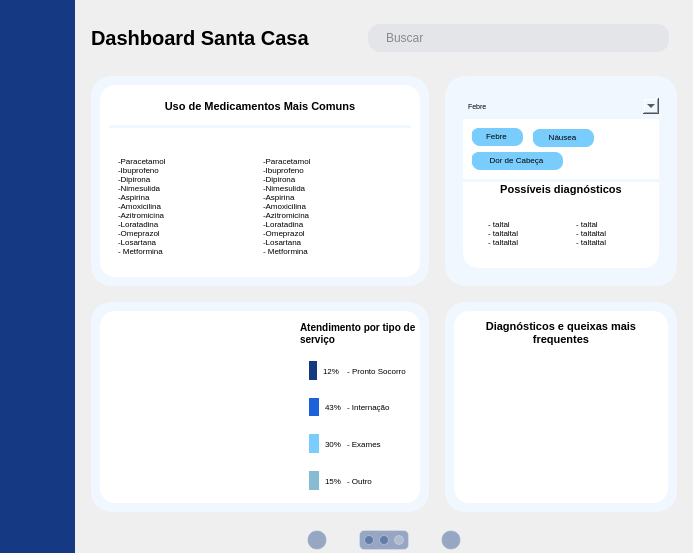
Old version of the form front/src/dashboard.ui in the repository rodrigomin/Dashboard_PI_1SEM.
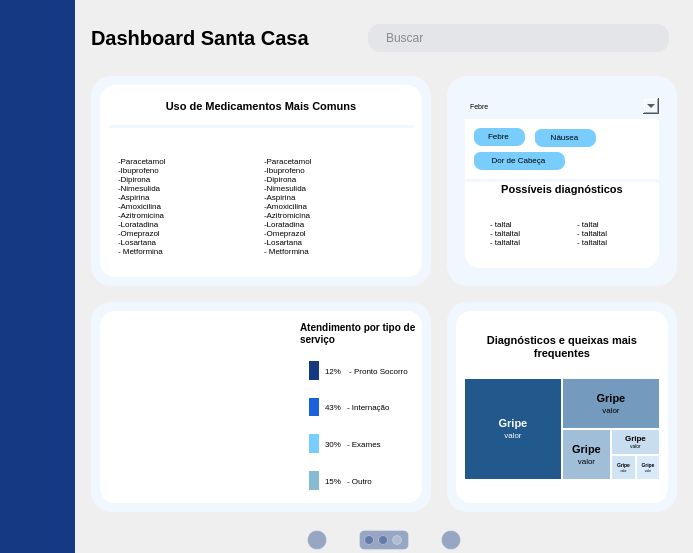
New version of the form. The open tabs and pages were chosen to show the change. Icons and pictures are not drawn. Custom widgets are drawn as their Qt base class.

Diff of the .ui file:
```diff
--- a/front/src/dashboard.ui
+++ b/front/src/dashboard.ui
@@ -10,6 +10,12 @@
     <height>553</height>
    </rect>
   </property>
+  <property name="sizePolicy">
+   <sizepolicy hsizetype="Preferred" vsizetype="Maximum">
+    <horstretch>0</horstretch>
+    <verstretch>0</verstretch>
+   </sizepolicy>
+  </property>
   <property name="windowTitle">
    <string>MainWindow</string>
   </property>
@@ -170,7 +176,658 @@
                        </widget>
                       </item>
                       <item>
-                       <widget class="QWidget" name="imagem" native="true"/>
+                       <widget class="QWidget" name="Nuvem" native="true">
+                        <property name="maximumSize">
+                         <size>
+                          <width>16777215</width>
+                          <height>100</height>
+                         </size>
+                        </property>
+                        <property name="styleSheet">
+                         <string notr="true"/>
+                        </property>
+                        <layout class="QHBoxLayout" name="horizontalLayout_17">
+                         <property name="spacing">
+                          <number>2</number>
+                         </property>
+                         <property name="leftMargin">
+                          <number>0</number>
+                         </property>
+                         <property name="topMargin">
+                          <number>0</number>
+                         </property>
+                         <property name="rightMargin">
+                          <number>0</number>
+                         </property>
+                         <property name="bottomMargin">
+                          <number>0</number>
+                         </property>
+                         <item>
+                          <widget class="QWidget" name="square1st" native="true">
+                           <property name="sizePolicy">
+                            <sizepolicy hsizetype="Preferred" vsizetype="Preferred">
+                             <horstretch>0</horstretch>
+                             <verstretch>0</verstretch>
+                            </sizepolicy>
+                           </property>
+                           <property name="styleSheet">
+                            <string notr="true">background-color: #21598C; border-radius: 0;</string>
+                           </property>
+                           <layout class="QVBoxLayout" name="verticalLayout_44">
+                            <property name="spacing">
+                             <number>0</number>
+                            </property>
+                            <property name="leftMargin">
+                             <number>0</number>
+                            </property>
+                            <property name="topMargin">
+                             <number>0</number>
+                            </property>
+                            <property name="rightMargin">
+                             <number>0</number>
+                            </property>
+                            <property name="bottomMargin">
+                             <number>0</number>
+                            </property>
+                            <item>
+                             <widget class="QWidget" name="widget_5" native="true">
+                              <property name="sizePolicy">
+                               <sizepolicy hsizetype="Preferred" vsizetype="Maximum">
+                                <horstretch>0</horstretch>
+                                <verstretch>0</verstretch>
+                               </sizepolicy>
+                              </property>
+                              <layout class="QVBoxLayout" name="verticalLayout_59">
+                               <property name="spacing">
+                                <number>0</number>
+                               </property>
+                               <property name="leftMargin">
+                                <number>0</number>
+                               </property>
+                               <property name="topMargin">
+                                <number>0</number>
+                               </property>
+                               <property name="rightMargin">
+                                <number>0</number>
+                               </property>
+                               <property name="bottomMargin">
+                                <number>0</number>
+                               </property>
+                               <item>
+                                <widget class="QLabel" name="label1stSqr">
+                                 <property name="font">
+                                  <font>
+                                   <pointsize>8</pointsize>
+                                   <weight>75</weight>
+                                   <bold>true</bold>
+                                  </font>
+                                 </property>
+                                 <property name="styleSheet">
+                                  <string notr="true">color: white;</string>
+                                 </property>
+                                 <property name="text">
+                                  <string>Gripe</string>
+                                 </property>
+                                 <property name="alignment">
+                                  <set>Qt::AlignCenter</set>
+                                 </property>
+                                </widget>
+                               </item>
+                               <item>
+                                <widget class="QLabel" name="value1stSqr">
+                                 <property name="font">
+                                  <font>
+                                   <pointsize>6</pointsize>
+                                  </font>
+                                 </property>
+                                 <property name="styleSheet">
+                                  <string notr="true">color: white;</string>
+                                 </property>
+                                 <property name="text">
+                                  <string>valor</string>
+                                 </property>
+                                 <property name="alignment">
+                                  <set>Qt::AlignCenter</set>
+                                 </property>
+                                </widget>
+                               </item>
+                              </layout>
+                             </widget>
+                            </item>
+                           </layout>
+                          </widget>
+                         </item>
+                         <item>
+                          <widget class="QWidget" name="widget2nd" native="true">
+                           <layout class="QVBoxLayout" name="verticalLayout_36">
+                            <property name="spacing">
+                             <number>2</number>
+                            </property>
+                            <property name="leftMargin">
+                             <number>0</number>
+                            </property>
+                            <property name="topMargin">
+                             <number>0</number>
+                            </property>
+                            <property name="rightMargin">
+                             <number>0</number>
+                            </property>
+                            <property name="bottomMargin">
+                             <number>0</number>
+                            </property>
+                            <item>
+                             <widget class="QWidget" name="square2st" native="true">
+                              <property name="styleSheet">
+                               <string notr="true">background-color: #749BBE; border-radius: 0;</string>
+                              </property>
+                              <layout class="QVBoxLayout" name="verticalLayout_61">
+                               <property name="spacing">
+                                <number>2</number>
+                               </property>
+                               <property name="leftMargin">
+                                <number>0</number>
+                               </property>
+                               <property name="topMargin">
+                                <number>0</number>
+                               </property>
+                               <property name="rightMargin">
+                                <number>0</number>
+                               </property>
+                               <property name="bottomMargin">
+                                <number>0</number>
+                               </property>
+                               <item>
+                                <widget class="QWidget" name="widget_6" native="true">
+                                 <property name="sizePolicy">
+                                  <sizepolicy hsizetype="Preferred" vsizetype="Maximum">
+                                   <horstretch>0</horstretch>
+                                   <verstretch>0</verstretch>
+                                  </sizepolicy>
+                                 </property>
+                                 <layout class="QVBoxLayout" name="verticalLayout_60">
+                                  <property name="spacing">
+                                   <number>0</number>
+                                  </property>
+                                  <property name="leftMargin">
+                                   <number>0</number>
+                                  </property>
+                                  <property name="topMargin">
+                                   <number>0</number>
+                                  </property>
+                                  <property name="rightMargin">
+                                   <number>0</number>
+                                  </property>
+                                  <property name="bottomMargin">
+                                   <number>0</number>
+                                  </property>
+                                  <item>
+                                   <widget class="QLabel" name="label2ndSqr">
+                                    <property name="font">
+                                     <font>
+                                      <pointsize>8</pointsize>
+                                      <weight>75</weight>
+                                      <bold>true</bold>
+                                     </font>
+                                    </property>
+                                    <property name="styleSheet">
+                                     <string notr="true">color: black;</string>
+                                    </property>
+                                    <property name="text">
+                                     <string>Gripe</string>
+                                    </property>
+                                    <property name="alignment">
+                                     <set>Qt::AlignCenter</set>
+                                    </property>
+                                   </widget>
+                                  </item>
+                                  <item>
+                                   <widget class="QLabel" name="value2ndSqr">
+                                    <property name="font">
+                                     <font>
+                                      <pointsize>6</pointsize>
+                                     </font>
+                                    </property>
+                                    <property name="styleSheet">
+                                     <string notr="true">color: black;</string>
+                                    </property>
+                                    <property name="text">
+                                     <string>valor</string>
+                                    </property>
+                                    <property name="alignment">
+                                     <set>Qt::AlignCenter</set>
+                                    </property>
+                                   </widget>
+                                  </item>
+                                 </layout>
+                                </widget>
+                               </item>
+                              </layout>
+                             </widget>
+                            </item>
+                            <item>
+                             <widget class="QWidget" name="widget3rd" native="true">
+                              <layout class="QHBoxLayout" name="horizontalLayout_53">
+                               <property name="spacing">
+                                <number>2</number>
+                               </property>
+                               <property name="leftMargin">
+                                <number>0</number>
+                               </property>
+                               <property name="topMargin">
+                                <number>0</number>
+                               </property>
+                               <property name="rightMargin">
+                                <number>0</number>
+                               </property>
+                               <property name="bottomMargin">
+                                <number>0</number>
+                               </property>
+                               <item>
+                                <widget class="QWidget" name="square3rd" native="true">
+                                 <property name="styleSheet">
+                                  <string notr="true">background-color: #A1BED9; border-radius: 0;</string>
+                                 </property>
+                                 <layout class="QVBoxLayout" name="verticalLayout_64">
+                                  <property name="spacing">
+                                   <number>0</number>
+                                  </property>
+                                  <property name="leftMargin">
+                                   <number>0</number>
+                                  </property>
+                                  <property name="topMargin">
+                                   <number>0</number>
+                                  </property>
+                                  <property name="rightMargin">
+                                   <number>0</number>
+                                  </property>
+                                  <property name="bottomMargin">
+                                   <number>0</number>
+                                  </property>
+                                  <item>
+                                   <widget class="QWidget" name="widget_45" native="true">
+                                    <property name="sizePolicy">
+                                     <sizepolicy hsizetype="Preferred" vsizetype="Maximum">
+                                      <horstretch>0</horstretch>
+                                      <verstretch>0</verstretch>
+                                     </sizepolicy>
+                                    </property>
+                                    <layout class="QVBoxLayout" name="verticalLayout_63">
+                                     <property name="spacing">
+                                      <number>0</number>
+                                     </property>
+                                     <property name="leftMargin">
+                                      <number>0</number>
+                                     </property>
+                                     <property name="topMargin">
+                                      <number>0</number>
+                                     </property>
+                                     <property name="rightMargin">
+                                      <number>0</number>
+                                     </property>
+                                     <property name="bottomMargin">
+                                      <number>0</number>
+                                     </property>
+                                     <item>
+                                      <widget class="QLabel" name="label3rdSqr">
+                                       <property name="font">
+                                        <font>
+                                         <pointsize>8</pointsize>
+                                         <weight>75</weight>
+                                         <bold>true</bold>
+                                        </font>
+                                       </property>
+                                       <property name="styleSheet">
+                                        <string notr="true">color: black;</string>
+                                       </property>
+                                       <property name="text">
+                                        <string>Gripe</string>
+                                       </property>
+                                       <property name="alignment">
+                                        <set>Qt::AlignCenter</set>
+                                       </property>
+                                      </widget>
+                                     </item>
+                                     <item>
+                                      <widget class="QLabel" name="value3rdSqr">
+                                       <property name="font">
+                                        <font>
+                                         <pointsize>6</pointsize>
+                                        </font>
+                                       </property>
+                                       <property name="styleSheet">
+                                        <string notr="true">color: black;</string>
+                                       </property>
+                                       <property name="text">
+                                        <string>valor</string>
+                                       </property>
+                                       <property name="alignment">
+                                        <set>Qt::AlignCenter</set>
+                                       </property>
+                                      </widget>
+                                     </item>
+                                    </layout>
+                                   </widget>
+                                  </item>
+                                 </layout>
+                                </widget>
+                               </item>
+                               <item>
+                                <widget class="QWidget" name="widget4rth" native="true">
+                                 <layout class="QVBoxLayout" name="verticalLayout_43">
+                                  <property name="spacing">
+                                   <number>2</number>
+                                  </property>
+                                  <property name="leftMargin">
+                                   <number>0</number>
+                                  </property>
+                                  <property name="topMargin">
+                                   <number>0</number>
+                                  </property>
+                                  <property name="rightMargin">
+                                   <number>0</number>
+                                  </property>
+                                  <property name="bottomMargin">
+                                   <number>0</number>
+                                  </property>
+                                  <item>
+                                   <widget class="QWidget" name="square4th" native="true">
+                                    <property name="styleSheet">
+                                     <string notr="true">background-color: #C8DDF0; border-radius: 0;</string>
+                                    </property>
+                                    <layout class="QVBoxLayout" name="verticalLayout_65">
+                                     <property name="spacing">
+                                      <number>0</number>
+                                     </property>
+                                     <property name="leftMargin">
+                                      <number>0</number>
+                                     </property>
+                                     <property name="topMargin">
+                                      <number>0</number>
+                                     </property>
+                                     <property name="rightMargin">
+                                      <number>0</number>
+                                     </property>
+                                     <property name="bottomMargin">
+                                      <number>0</number>
+                                     </property>
+                                     <item>
+                                      <widget class="QWidget" name="widget_10" native="true">
+                                       <property name="sizePolicy">
+                                        <sizepolicy hsizetype="Preferred" vsizetype="Maximum">
+                                         <horstretch>0</horstretch>
+                                         <verstretch>0</verstretch>
+                                        </sizepolicy>
+                                       </property>
+                                       <layout class="QVBoxLayout" name="verticalLayout_62">
+                                        <property name="spacing">
+                                         <number>0</number>
+                                        </property>
+                                        <property name="leftMargin">
+                                         <number>0</number>
+                                        </property>
+                                        <property name="topMargin">
+                                         <number>0</number>
+                                        </property>
+                                        <property name="rightMargin">
+                                         <number>0</number>
+                                        </property>
+                                        <property name="bottomMargin">
+                                         <number>0</number>
+                                        </property>
+                                        <item>
+                                         <widget class="QLabel" name="label4thSqr">
+                                          <property name="font">
+                                           <font>
+                                            <pointsize>6</pointsize>
+                                            <weight>75</weight>
+                                            <bold>true</bold>
+                                           </font>
+                                          </property>
+                                          <property name="styleSheet">
+                                           <string notr="true">color: black;</string>
+                                          </property>
+                                          <property name="text">
+                                           <string>Gripe</string>
+                                          </property>
+                                          <property name="alignment">
+                                           <set>Qt::AlignCenter</set>
+                                          </property>
+                                         </widget>
+                                        </item>
+                                        <item>
+                                         <widget class="QLabel" name="value4thSqr">
+                                          <property name="font">
+                                           <font>
+                                            <pointsize>4</pointsize>
+                                           </font>
+                                          </property>
+                                          <property name="styleSheet">
+                                           <string notr="true">color: black;</string>
+                                          </property>
+                                          <property name="text">
+                                           <string>valor</string>
+                                          </property>
+                                          <property name="alignment">
+                                           <set>Qt::AlignCenter</set>
+                                          </property>
+                                         </widget>
+                                        </item>
+                                       </layout>
+                                      </widget>
+                                     </item>
+                                    </layout>
+                                   </widget>
+                                  </item>
+                                  <item>
+                                   <widget class="QWidget" name="widget5th" native="true">
+                                    <layout class="QHBoxLayout" name="horizontalLayout_54">
+                                     <property name="spacing">
+                                      <number>2</number>
+                                     </property>
+                                     <property name="leftMargin">
+                                      <number>0</number>
+                                     </property>
+                                     <property name="topMargin">
+                                      <number>0</number>
+                                     </property>
+                                     <property name="rightMargin">
+                                      <number>0</number>
+                                     </property>
+                                     <property name="bottomMargin">
+                                      <number>0</number>
+                                     </property>
+                                     <item>
+                                      <widget class="QWidget" name="square5th" native="true">
+                                       <property name="styleSheet">
+                                        <string notr="true">background-color: #D1E4F5; border-radius: 0;</string>
+                                       </property>
+                                       <layout class="QVBoxLayout" name="verticalLayout_67">
+                                        <property name="spacing">
+                                         <number>0</number>
+                                        </property>
+                                        <property name="leftMargin">
+                                         <number>0</number>
+                                        </property>
+                                        <property name="topMargin">
+                                         <number>0</number>
+                                        </property>
+                                        <property name="rightMargin">
+                                         <number>0</number>
+                                        </property>
+                                        <property name="bottomMargin">
+                                         <number>0</number>
+                                        </property>
+                                        <item>
+                                         <widget class="QWidget" name="widget_56" native="true">
+                                          <property name="sizePolicy">
+                                           <sizepolicy hsizetype="Preferred" vsizetype="Maximum">
+                                            <horstretch>0</horstretch>
+                                            <verstretch>0</verstretch>
+                                           </sizepolicy>
+                                          </property>
+                                          <layout class="QVBoxLayout" name="verticalLayout_66">
+                                           <property name="spacing">
+                                            <number>0</number>
+                                           </property>
+                                           <property name="leftMargin">
+                                            <number>0</number>
+                                           </property>
+                                           <property name="topMargin">
+                                            <number>0</number>
+                                           </property>
+                                           <property name="rightMargin">
+                                            <number>0</number>
+                                           </property>
+                                           <property name="bottomMargin">
+                                            <number>0</number>
+                                           </property>
+                                           <item>
+                                            <widget class="QLabel" name="label5thSqr">
+                                             <property name="font">
+                                              <font>
+                                               <pointsize>4</pointsize>
+                                               <weight>75</weight>
+                                               <bold>true</bold>
+                                              </font>
+                                             </property>
+                                             <property name="styleSheet">
+                                              <string notr="true">color: black;</string>
+                                             </property>
+                                             <property name="text">
+                                              <string>Gripe</string>
+                                             </property>
+                                             <property name="alignment">
+                                              <set>Qt::AlignCenter</set>
+                                             </property>
+                                            </widget>
+                                           </item>
+                                           <item>
+                                            <widget class="QLabel" name="value5thSqr">
+                                             <property name="font">
+                                              <font>
+                                               <pointsize>2</pointsize>
+                                              </font>
+                                             </property>
+                                             <property name="styleSheet">
+                                              <string notr="true">color: black;</string>
+                                             </property>
+                                             <property name="text">
+                                              <string>valor</string>
+                                             </property>
+                                             <property name="alignment">
+                                              <set>Qt::AlignCenter</set>
+                                             </property>
+                                            </widget>
+                                           </item>
+                                          </layout>
+                                         </widget>
+                                        </item>
+                                       </layout>
+                                      </widget>
+                                     </item>
+                                     <item>
+                                      <widget class="QWidget" name="square6th" native="true">
+                                       <property name="styleSheet">
+                                        <string notr="true">background-color: #D9EBFA; border-radius: 0;</string>
+                                       </property>
+                                       <layout class="QVBoxLayout" name="verticalLayout_69">
+                                        <property name="spacing">
+                                         <number>0</number>
+                                        </property>
+                                        <property name="leftMargin">
+                                         <number>0</number>
+                                        </property>
+                                        <property name="topMargin">
+                                         <number>0</number>
+                                        </property>
+                                        <property name="rightMargin">
+                                         <number>0</number>
+                                        </property>
+                                        <property name="bottomMargin">
+                                         <number>0</number>
+                                        </property>
+                                        <item>
+                                         <widget class="QWidget" name="widget_57" native="true">
+                                          <property name="sizePolicy">
+                                           <sizepolicy hsizetype="Preferred" vsizetype="Maximum">
+                                            <horstretch>0</horstretch>
+                                            <verstretch>0</verstretch>
+                                           </sizepolicy>
+                                          </property>
+                                          <layout class="QVBoxLayout" name="verticalLayout_68">
+                                           <property name="spacing">
+                                            <number>0</number>
+                                           </property>
+                                           <property name="leftMargin">
+                                            <number>0</number>
+                                           </property>
+                                           <property name="topMargin">
+                                            <number>0</number>
+                                           </property>
+                                           <property name="rightMargin">
+                                            <number>0</number>
+                                           </property>
+                                           <property name="bottomMargin">
+                                            <number>0</number>
+                                           </property>
+                                           <item>
+                                            <widget class="QLabel" name="label6thSqr">
+                                             <property name="font">
+                                              <font>
+                                               <pointsize>4</pointsize>
+                                               <weight>75</weight>
+                                               <bold>true</bold>
+                                              </font>
+                                             </property>
+                                             <property name="styleSheet">
+                                              <string notr="true">color: black;</string>
+                                             </property>
+                                             <property name="text">
+                                              <string>Gripe</string>
+                                             </property>
+                                             <property name="alignment">
+                                              <set>Qt::AlignCenter</set>
+                                             </property>
+                                            </widget>
+                                           </item>
+                                           <item>
+                                            <widget class="QLabel" name="value6thSqr">
+                                             <property name="font">
+                                              <font>
+                                               <pointsize>2</pointsize>
+                                              </font>
+                                             </property>
+                                             <property name="styleSheet">
+                                              <string notr="true">color: black;</string>
+                                             </property>
+                                             <property name="text">
+                                              <string>valor</string>
+                                             </property>
+                                             <property name="alignment">
+                                              <set>Qt::AlignCenter</set>
+                                             </property>
+                                            </widget>
+                                           </item>
+                                          </layout>
+                                         </widget>
+                                        </item>
+                                       </layout>
+                                      </widget>
+                                     </item>
+                                    </layout>
+                                   </widget>
+                                  </item>
+                                 </layout>
+                                </widget>
+                               </item>
+                              </layout>
+                             </widget>
+                            </item>
+                           </layout>
+                          </widget>
+                         </item>
+                        </layout>
+                       </widget>
                       </item>
                      </layout>
                     </widget>
@@ -727,6 +1384,12 @@
                            <layout class="QHBoxLayout" name="horizontalLayout_36">
                             <item>
                              <widget class="QWidget" name="widget_14" native="true">
+                              <property name="minimumSize">
+                               <size>
+                                <width>10</width>
+                                <height>0</height>
+                               </size>
+                              </property>
                               <property name="maximumSize">
                                <size>
                                 <width>10</width>
@@ -1277,7 +1940,7 @@
                   </widget>
                  </item>
                  <item>
-                  <widget class="QWidget" name="glassNav_2" native="true">
+                  <widget class="GlassCard" name="glassNav_2">
                    <property name="sizePolicy">
                     <sizepolicy hsizetype="Preferred" vsizetype="Preferred">
                      <horstretch>0</horstretch>
@@ -5427,6 +6090,14 @@
    </layout>
   </widget>
  </widget>
+ <customwidgets>
+  <customwidget>
+   <class>GlassCard</class>
+   <extends>QFrame</extends>
+   <header>widgets.glass_cards</header>
+   <container>1</container>
+  </customwidget>
+ </customwidgets>
  <resources/>
  <connections/>
 </ui>
```
Left out of the diff: 23 changed lines with no effect on the pictures.
